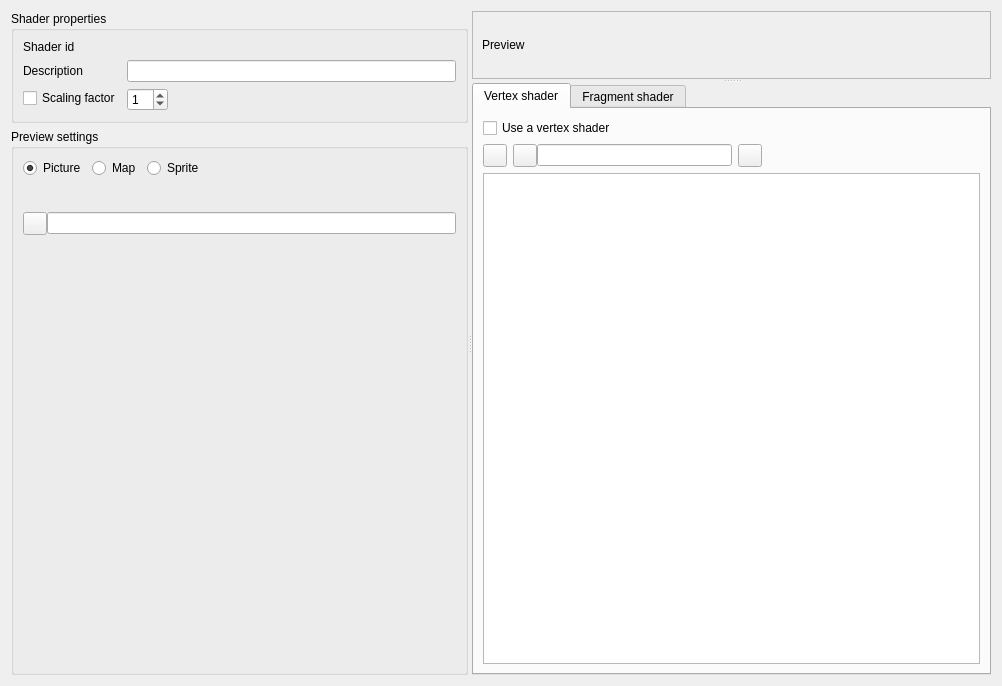
Before: the Qt Designer form src/widgets/shader_editor.ui in Kangie/solarus, drawn with Qt 5.
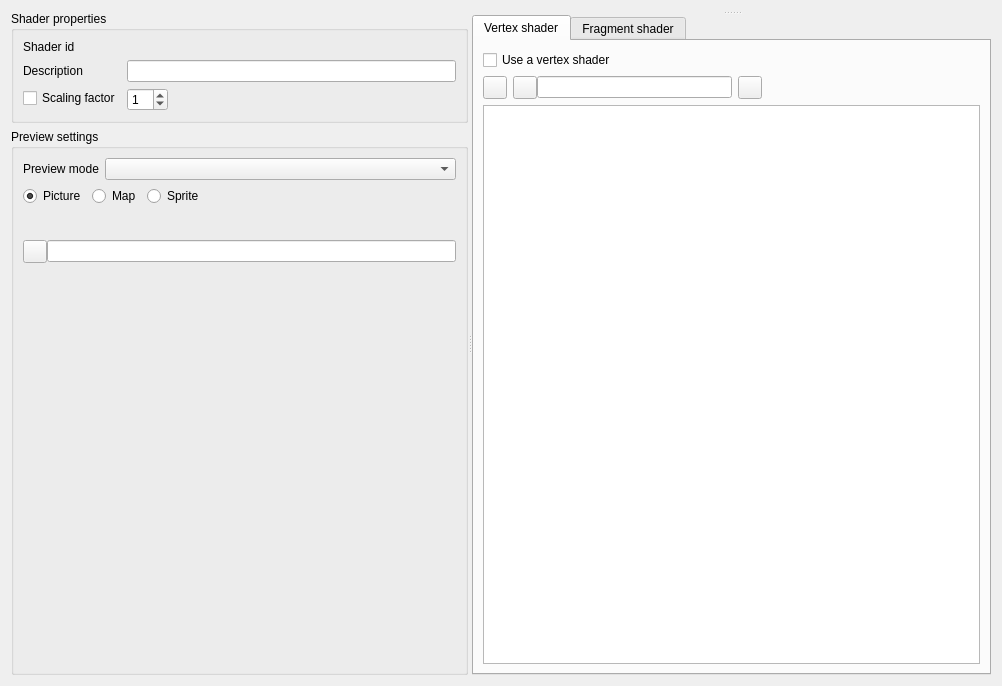
After: the same form once the commit is applied. Icons and pictures are not drawn. Custom widgets are drawn as their Qt base class.

Patch:
```diff
--- a/src/widgets/shader_editor.ui
+++ b/src/widgets/shader_editor.ui
@@ -101,7 +101,31 @@
          <property name="alignment">
           <set>Qt::AlignLeading|Qt::AlignLeft|Qt::AlignTop</set>
          </property>
-         <layout class="QVBoxLayout" name="verticalLayout_10">
+         <layout class="QVBoxLayout" name="verticalLayout_4">
+          <item>
+           <layout class="QFormLayout" name="preview_mode_layout">
+            <property name="fieldGrowthPolicy">
+             <enum>QFormLayout::ExpandingFieldsGrow</enum>
+            </property>
+            <item row="0" column="0">
+             <widget class="QLabel" name="preview_mode_label">
+              <property name="text">
+               <string>Preview mode</string>
+              </property>
+             </widget>
+            </item>
+            <item row="0" column="1">
+             <widget class="SolarusEditor::EnumSelector&lt;SolarusEditor::ShaderPreviewMode&gt;" name="preview_mode_selector">
+              <property name="sizePolicy">
+               <sizepolicy hsizetype="Expanding" vsizetype="Fixed">
+                <horstretch>0</horstretch>
+                <verstretch>0</verstretch>
+               </sizepolicy>
+              </property>
+             </widget>
+            </item>
+           </layout>
+          </item>
           <item>
            <layout class="QHBoxLayout" name="preview_type_layout">
             <item>
@@ -348,28 +372,14 @@
       <property name="orientation">
        <enum>Qt::Vertical</enum>
       </property>
-      <widget class="QFrame" name="preview_frame">
+      <widget class="SolarusEditor::ShaderPreviewer" name="preview_widget" native="true">
        <property name="sizePolicy">
         <sizepolicy hsizetype="Expanding" vsizetype="Expanding">
          <horstretch>0</horstretch>
          <verstretch>0</verstretch>
         </sizepolicy>
        </property>
-       <property name="frameShape">
-        <enum>QFrame::StyledPanel</enum>
-       </property>
-       <property name="frameShadow">
-        <enum>QFrame::Raised</enum>
-       </property>
-       <layout class="QVBoxLayout" name="verticalLayout">
-        <item>
-         <widget class="QLabel" name="preview_label">
-          <property name="text">
-           <string>Preview</string>
-          </property>
-         </widget>
-        </item>
-       </layout>
+       <layout class="QVBoxLayout" name="verticalLayout"/>
       </widget>
       <widget class="QTabWidget" name="shader_files_tab_widget">
        <property name="currentIndex">
@@ -565,6 +575,17 @@
    <extends>QComboBox</extends>
    <header>include/widgets/resource_selector.h</header>
   </customwidget>
+  <customwidget>
+   <class>SolarusEditor::EnumSelector&lt;SolarusEditor::ShaderPreviewMode&gt;</class>
+   <extends>QComboBox</extends>
+   <header>include/shader_preview_mode_traits.h</header>
+  </customwidget>
+  <customwidget>
+   <class>SolarusEditor::ShaderPreviewer</class>
+   <extends>QWidget</extends>
+   <header>include/widgets/shader_previewer.h</header>
+   <container>1</container>
+  </customwidget>
  </customwidgets>
  <resources>
   <include location="../../resources/images.qrc"/>
```
